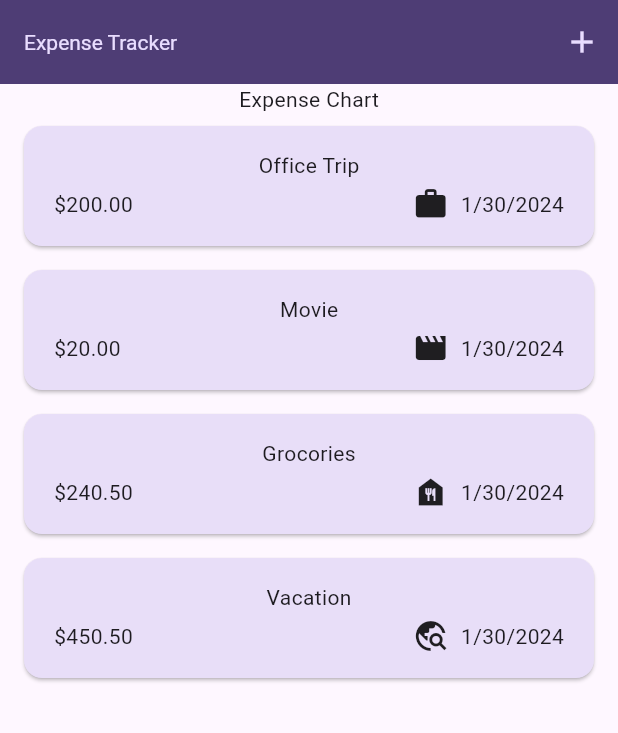
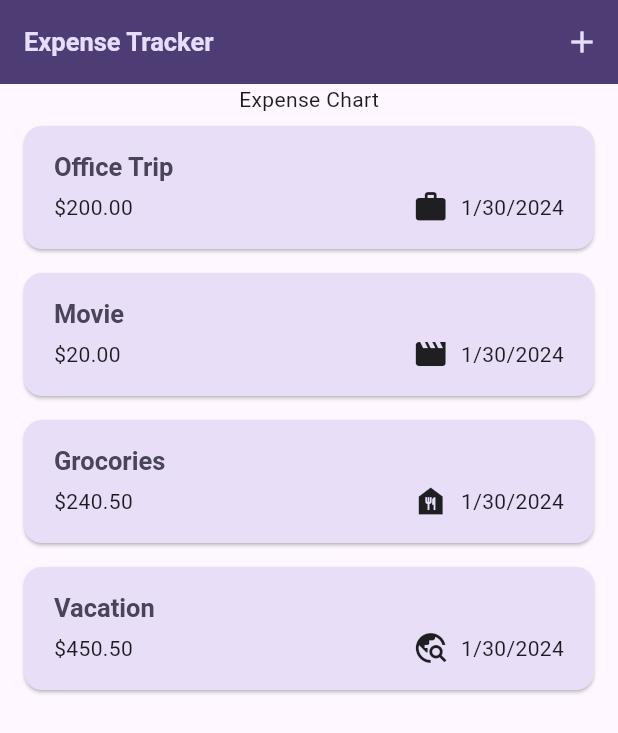
Before and after one commit to snadi043/expense_tracker, a Flutter app: the screen it shows after launch, on a phone screen of 412 x 824 dp. Shown: the top 733 px of the screen. Run offline on Flutter 3.47's test engine with Material 3 defaults, Android fonts, the phone set to English and light mode, and no system bars.

Commit message:
Utilizing the customized build themes in different locations of the app to enhance the UI in terms of text(fontsize, fontfamily), Card (backgroundColor, opacity).

```diff
--- a/lib/main.dart
+++ b/lib/main.dart
@@ -29,8 +29,8 @@ class MyApp extends StatelessWidget {
         ),
         textTheme: ThemeData().textTheme.copyWith(
                 titleLarge: TextStyle(
-              fontWeight: FontWeight.normal,
-              fontSize: 14,
+              fontWeight: FontWeight.bold,
+              fontSize: 17,
               color: kColorScheme.onSecondaryContainer,
             )),
       ),
--- a/lib/widget/expenseList/expense_item.dart
+++ b/lib/widget/expenseList/expense_item.dart
@@ -15,8 +15,12 @@ class ExpenseItem extends StatelessWidget {
       child: Padding(
         padding: const EdgeInsets.symmetric(vertical: 16, horizontal: 20),
         child: Column(
+          crossAxisAlignment: CrossAxisAlignment.start,
           children: [
-            Text(expense.title),
+            Text(
+              expense.title,
+              style: Theme.of(context).textTheme.titleLarge,
+            ),
             const SizedBox(height: 4),
             Row(
               children: [
--- a/lib/widget/expenseList/expense_list.dart
+++ b/lib/widget/expenseList/expense_list.dart
@@ -14,6 +14,10 @@ class ExpenseList extends StatelessWidget {
     return ListView.builder(
       itemCount: expenses.length,
       itemBuilder: (ctx, index) => Dismissible(
+        background: Container(
+            color: Theme.of(context).colorScheme.error.withOpacity(0.8),
+            margin: EdgeInsets.symmetric(
+                horizontal: Theme.of(context).cardTheme.margin!.horizontal)),
         key: ValueKey(expenses[index]),
         child: ExpenseItem(expenses[index]),
         onDismissed: (direction) => {
```
